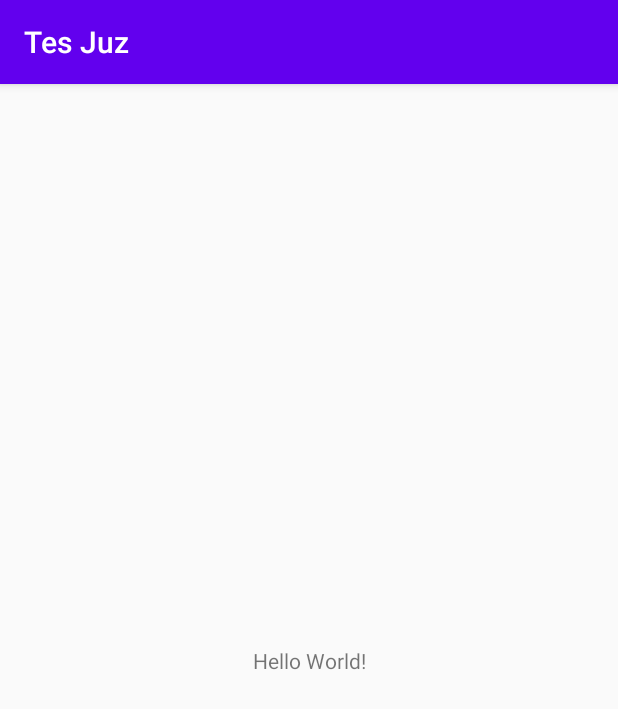
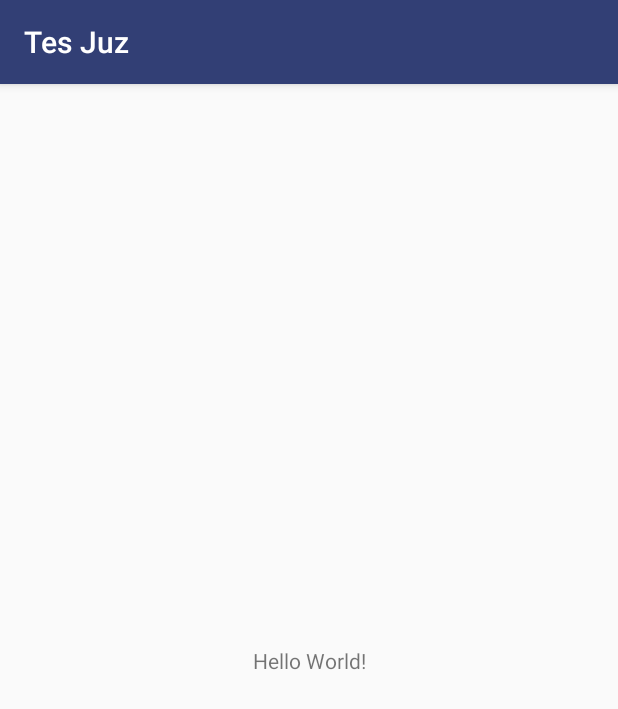
Before and after one commit to larif216/mid-term-project-1706979360, an Android app: the screen it shows after launch (MainActivity), on a phone screen of 412 x 824 dp. Shown: the top 709 px of the screen. Run offline under Robolectric (Android 15) with nearby library versions, the phone set to English and light mode, and no system bars.

Commit message:
Add colors values

```diff
--- a/app/src/main/res/values/colors.xml
+++ b/app/src/main/res/values/colors.xml
@@ -1,6 +1,6 @@
 <?xml version="1.0" encoding="utf-8"?>
 <resources>
-    <color name="colorPrimary">#6200EE</color>
-    <color name="colorPrimaryDark">#3700B3</color>
-    <color name="colorAccent">#03DAC5</color>
+    <color name="colorPrimary">#323F75</color>
+    <color name="colorPrimaryDark">#121212</color>
+    <color name="colorAccent">#E2AD50</color>
 </resources>
```
